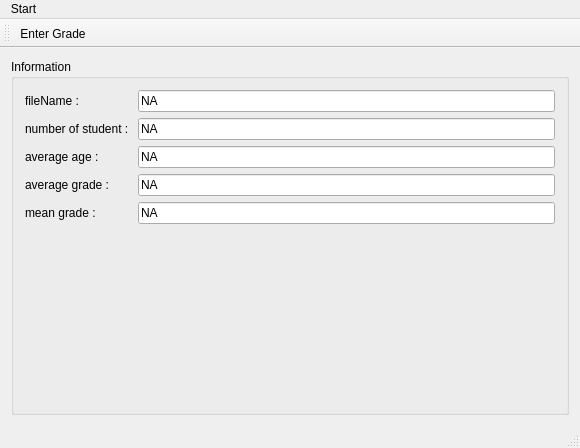
PierreGuilbertF/MarkNStats, file MarkNStats/src/gui/mainwindow.ui: the form before one commit.
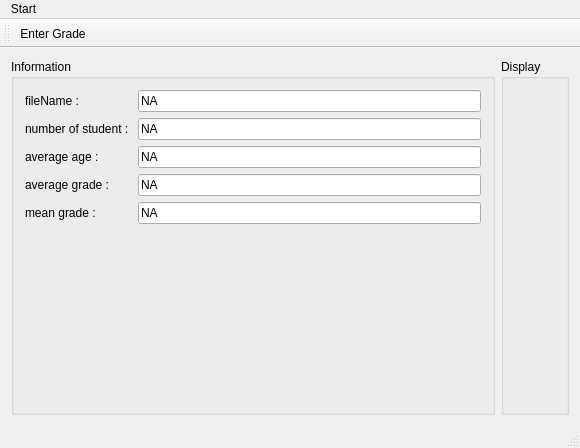
The form after the commit.

Commit message: change test example and add display groupBox

```diff
--- a/MarkNStats/src/gui/mainwindow.ui
+++ b/MarkNStats/src/gui/mainwindow.ui
@@ -100,6 +100,15 @@
       </layout>
      </widget>
     </item>
+    <item row="0" column="2">
+     <widget class="QGroupBox" name="displayGroupBox">
+      <property name="title">
+       <string>Display</string>
+      </property>
+      <layout class="QGridLayout" name="displayGroupBoxLayout">
+      </layout>
+     </widget>
+    </item>
    </layout>
   </widget>
   <widget class="QMenuBar" name="menuBar">
```
The commit also changes 2 other files.
